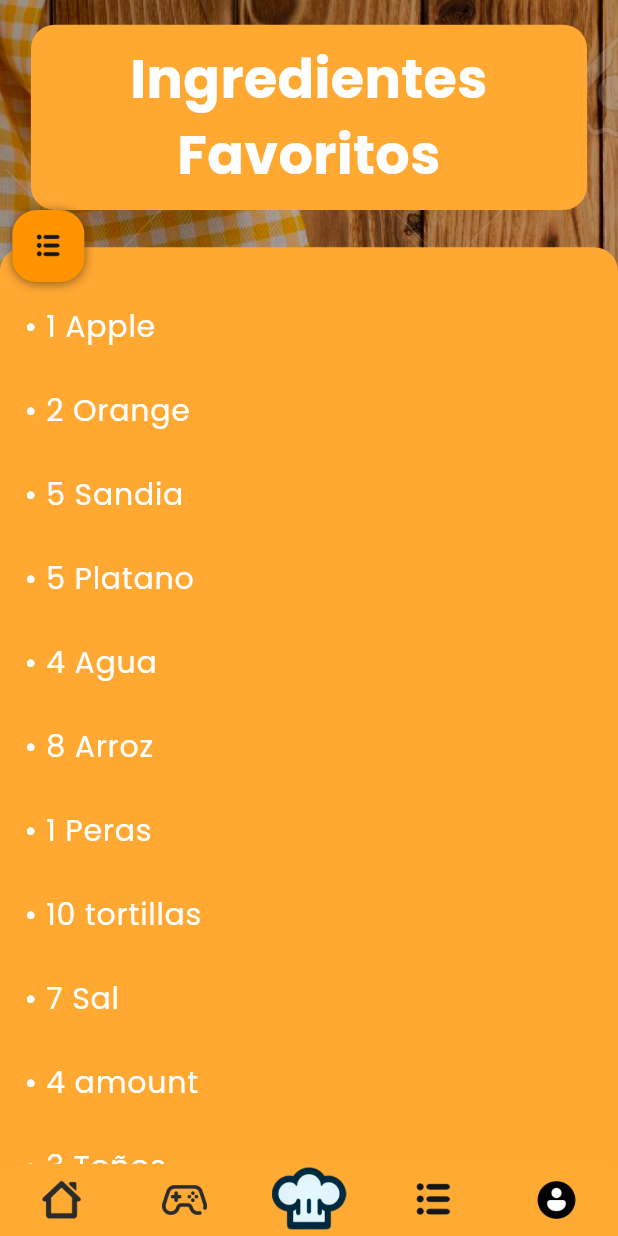
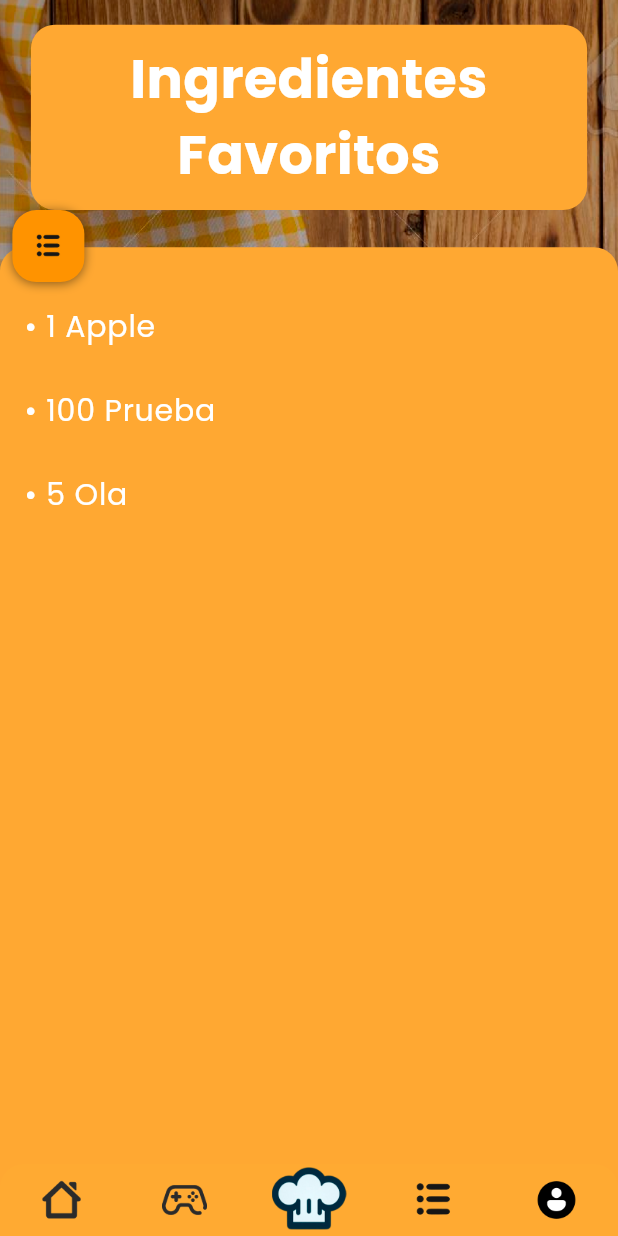
Before and after one commit to diegovq12/CookingHub, a Flutter app: the Favoritos screen opened directly, on a phone screen of 412 x 824 dp. Run offline on Flutter 3.47's test engine with Material 3 defaults, Android fonts, the phone set to English and light mode, and no system bars; our stand-ins replace camera, flutter_dotenv, googleapis_auth, image_picker, logger; missing offline and left inert: mongo_dart.

Commit message:
Las listas de listas se guardan

```diff
--- a/lib/presentation/screens/favoritos.dart
+++ b/lib/presentation/screens/favoritos.dart
@@ -18,18 +18,9 @@ class _Favoritos extends State<Favoritos>{
 
   List<Map<String, int>> favIng = [
     {"Apple":1 },
-    {"Orange":2},
-    {"Sandia":5},
-    {"Platano":5},
-    {"Agua":4},
-    {"Arroz":8},
-    {"Peras":1},
-    {"tortillas":10},
-    {"Sal":7},
-    {"amount":4},
-    {"Toños":3},
-    {"Software":7},
-    {"Estrenomascloideo":9},
+    {"Prueba":100 },
+    {"Ola":5 },
+
   ];
 
   void addToList (String name, int amount){
@@ -140,7 +131,7 @@ class _Favoritos extends State<Favoritos>{
                     child: Column(
                       children: [
                         SizedBox(height:screenHeight*0.02),
-                        Text("Listas guardadas",style: titleStyle(),),
+                        Text("Listas guardadas",style: titleStyle(),textAlign: TextAlign.center,),
                         SizedBox(height:screenHeight*0.02),
                         Expanded(
                           child: ListView.builder(
@@ -150,7 +141,8 @@ class _Favoritos extends State<Favoritos>{
                                 title: Row(
                                   mainAxisAlignment: MainAxisAlignment.spaceBetween,
                                   children: [
-                                    InkWell(
+                                    Expanded(
+                                      child: InkWell(
                                         onTap: (){
                                           showList();
                                           // listSelected = name;
@@ -158,6 +150,7 @@ class _Favoritos extends State<Favoritos>{
                                           selected = current;
                                         },
                                         child: Text("- ${listOfList[current][0]}", style: listsStyle(),)
+                                        ),
                                     ),
                                     Container(
                                       decoration: deleteDecoration(),
@@ -267,10 +260,14 @@ class _Favoritos extends State<Favoritos>{
       builder: (BuildContext context){
         return FractionallySizedBox(
           alignment: Alignment.bottomCenter,
+          child: Padding(
+            padding: EdgeInsets.only(
+              bottom: MediaQuery.of(context).viewInsets.bottom, // Ajuste del espacio con el teclado
+            ),
           child: Container(
             alignment: Alignment.bottomLeft,
 
-            height: screenHeight*0.3,
+            height: screenHeight*0.4,
 
             decoration: backgroundDecoration(),
 
@@ -361,7 +358,7 @@ class _Favoritos extends State<Favoritos>{
               ],
             ),
           ),
-        );
+        ));
       });
   }
 
--- a/lib/presentation/screens/ingredientes.dart
+++ b/lib/presentation/screens/ingredientes.dart
@@ -48,7 +48,7 @@ class _ingredientes extends State<ingredientes>{
     ing = chatProvider.recipeList as List<String>;
 
     // Agregar 1 a los ingredientes que no tengan cantidad
-    for(int i =0; i<ing.length;i++){
+    for(int i =1; i<ing.length;i++){
       if (!RegExp(r'^[0-9]').hasMatch(ing[i][0])) {
         ing[i] = "1 " + ing[i];
       }
--- a/lib/services/recipes_service.dart
+++ b/lib/services/recipes_service.dart
@@ -5,7 +5,7 @@ import 'package:cooking_hub/services/MongoDB.dart';
 class RecipesService {
 
   static Future<void> addRecipe(Recipe recipe) async {
-    await Mongodb.connecWhitMongo();
+    await Mongodb.ConnecWhitMongo();
 
     // Convertir el nombre de la nueva receta a minúsculas
     final newRecipeNameLower = recipe.name.toLowerCase();
```
Lines whose indentation alone changed are shown as unchanged.
